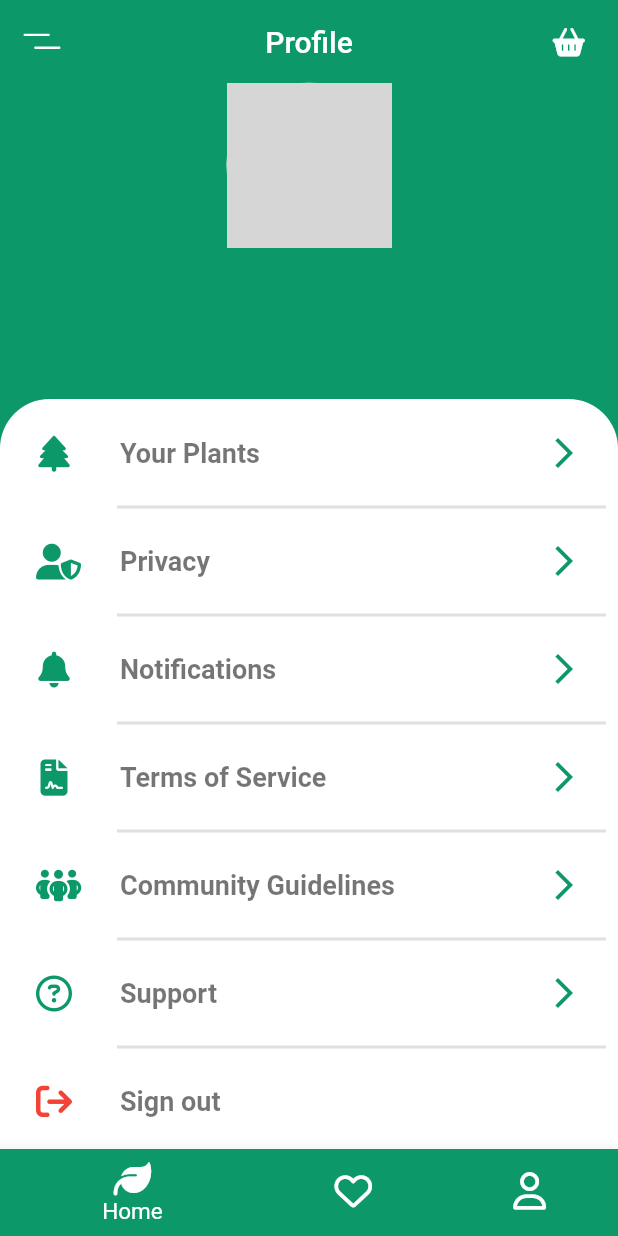
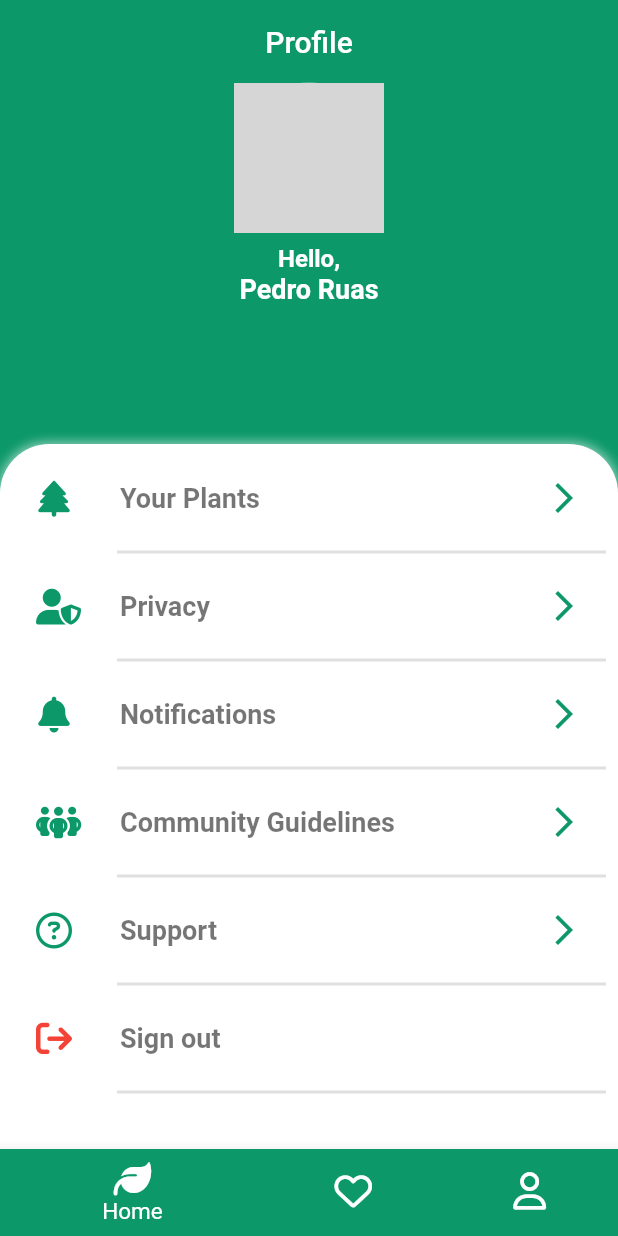
Before and after one commit to pedrooruass/ST_plant_shop, a Flutter app: the screen it shows after launch, swiped to page 3, on a phone screen of 412 x 824 dp. Run offline on Flutter 3.47's test engine with Material 2 defaults, Android fonts, the phone set to English and light mode, and no system bars; our stand-ins replace flutter_svg, font_awesome_flutter; grey boxes are pictures that could not be loaded.

Commit message:
AppBar + Profile + Grid Favorite Card

```diff
--- a/lib/app/pages/components/universal_app_bar.dart
+++ b/lib/app/pages/components/universal_app_bar.dart
@@ -4,14 +4,16 @@ import 'package:font_awesome_flutter/font_awesome_flutter.dart';
 import 'package:training_app_clean/app/core/constants.dart';
 
 class UniversalAppBar extends StatelessWidget implements PreferredSizeWidget {
-  const UniversalAppBar({
+  UniversalAppBar({
     Key? key,
     this.title,
     required this.backgroundColor,
+    this.haveIcons = true,
   }) : super(key: key);
 
   final dynamic title;
   final Color backgroundColor;
+  bool haveIcons;
   @override
   Size get preferredSize => const Size.fromHeight(55.0);
 
@@ -30,24 +32,32 @@ class UniversalAppBar extends StatelessWidget implements PreferredSizeWidget {
               ),
             )
           : null,
-      leading: Builder(
+      leading: haveIcons
+          ? Builder(
               builder: (BuildContext context) {
                 return IconButton(
                   icon: SvgPicture.asset('assets/icons/menu.svg'),
                   onPressed: () => Scaffold.of(context).openDrawer(),
-            tooltip: MaterialLocalizations.of(context).openAppDrawerTooltip,
+                  tooltip:
+                      MaterialLocalizations.of(context).openAppDrawerTooltip,
                 );
               },
-      ),
-      actions: [
+            )
+          : null,
+      actions: haveIcons
+          ? [
               Padding(
                 padding: const EdgeInsets.only(right: defaultPadding / 2),
                 child: IconButton(
-            icon: const Icon(FontAwesomeIcons.basketShopping, size: 19,),
+                  icon: const Icon(
+                    FontAwesomeIcons.basketShopping,
+                    size: 19,
+                  ),
                   onPressed: () {},
                 ),
               ),
-      ],
+            ]
+          : null,
     );
   }
 }
--- a/lib/app/pages/page_changer.dart
+++ b/lib/app/pages/page_changer.dart
@@ -1,7 +1,7 @@
 import 'package:flutter/material.dart';
 import 'package:font_awesome_flutter/font_awesome_flutter.dart';
 import 'package:training_app_clean/app/core/constants.dart';
-import 'package:training_app_clean/app/pages/favorite/favorite_page.dart';
+import 'package:training_app_clean/app/pages/favorite/favorites_page.dart';
 import 'package:training_app_clean/app/pages/profile/profile_page.dart';
 import 'package:training_app_clean/app/pages/the_home_page/the_home_page.dart';
 
@@ -28,7 +28,7 @@ class _PageChangerState extends State<PageChanger> {
         physics: const NeverScrollableScrollPhysics(),
         children: const [
           TheHomePage(),
-          LikedPage(),
+          FavoritesPage(),
           ProfilePage(),
         ],
       ),
--- a/lib/app/pages/profile/components/circular_profile_photo.dart
+++ b/lib/app/pages/profile/components/circular_profile_photo.dart
@@ -18,7 +18,7 @@ class CircularProfilePhoto extends StatelessWidget {
           CircleAvatar(
             backgroundColor: Colors.white,
             backgroundImage: AssetImage(image),
-            radius: 55,
+            radius: 50,
           ),
           Container(
             height: 40,
--- a/lib/app/pages/profile/components/profile_body.dart
+++ b/lib/app/pages/profile/components/profile_body.dart
@@ -1,7 +1,6 @@
 import 'package:flutter/material.dart';
-import 'package:font_awesome_flutter/font_awesome_flutter.dart';
 import 'package:training_app_clean/app/pages/profile/components/circular_profile_photo.dart';
-import 'package:training_app_clean/app/pages/profile/components/tile_profile_screens.dart';
+import 'package:training_app_clean/app/pages/profile/components/white_background_with_list_tile.dart';
 
 class ProfileBody extends StatelessWidget {
   const ProfileBody({Key? key}) : super(key: key);
@@ -13,53 +12,31 @@ class ProfileBody extends StatelessWidget {
         const CircularProfilePhoto(
           image: 'assets/images/plant_logo.png',
         ),
-        const Spacer(),
         Container(
-          height: 500,
-          width: double.infinity,
-          alignment: Alignment.bottomCenter,
-          padding: const EdgeInsets.only(top: 8, left: 8, right: 8, bottom: 16),
-          decoration: const BoxDecoration(
-            color: Colors.white,
-            borderRadius: BorderRadius.only(
-              topLeft: Radius.circular(33),
-              topRight: Radius.circular(33),
-            ),
-          ),
-          child: ListView(
-            children: [
-              TileProfileScreens(
-                title: 'Your Plants',
-                icon: FontAwesomeIcons.tree,
+          margin: EdgeInsets.symmetric(vertical: 8),
+          child: Column(
+            children: const [
+              Text(
+                'Hello,',
+                style: TextStyle(
+                  fontSize: 16,
+                  color: Colors.white,
+                  fontWeight: FontWeight.bold,
+                ),
               ),
-              TileProfileScreens(
-                title: 'Privacy',
-                icon: FontAwesomeIcons.userShield,
-              ),
-              TileProfileScreens(
-                title: 'Notifications',
-                icon: FontAwesomeIcons.solidBell,
-              ),
-              TileProfileScreens(
-                title: 'Terms of Service',
-                icon: FontAwesomeIcons.fileContract,
-              ),
-              TileProfileScreens(
-                  title: 'Community Guidelines',
-                  icon: FontAwesomeIcons.peopleGroup),
-              TileProfileScreens(
-                  title: 'Support', icon: FontAwesomeIcons.circleQuestion),
-              TileProfileScreens(
-                title: 'Sign out',
-                icon: FontAwesomeIcons.arrowRightFromBracket,
-                isSignOut: true,
-              ),
-              const SizedBox(
-                height: 5,
+              Text(
+                'Pedro Ruas',
+                style: TextStyle(
+                  fontSize: 18,
+                  color: Colors.white,
+                  fontWeight: FontWeight.bold,
+                ),
               ),
             ],
           ),
         ),
+        const Spacer(),
+        const WhiteBackgroundWithListTile(),
       ],
     );
   }
--- /dev/null
+++ b/lib/app/pages/profile/components/white_background_with_list_tile.dart
@@ -0,0 +1,62 @@
+import 'package:flutter/material.dart';
+import 'package:font_awesome_flutter/font_awesome_flutter.dart';
+import 'package:training_app_clean/app/core/constants.dart';
+import 'package:training_app_clean/app/pages/profile/components/tile_profile_screens.dart';
+
+class WhiteBackgroundWithListTile extends StatelessWidget {
+  const WhiteBackgroundWithListTile({
+    Key? key,
+  }) : super(key: key);
+
+  @override
+  Widget build(BuildContext context) {
+    return Container(
+      height: 470,
+      width: double.infinity,
+      alignment: Alignment.bottomCenter,
+      padding: const EdgeInsets.only(top: 8, left: 8, right: 8, bottom: 16),
+      decoration: const BoxDecoration(
+          color: Colors.white,
+          borderRadius: BorderRadius.only(
+            topLeft: Radius.circular(33),
+            topRight: Radius.circular(33),
+          ),
+          boxShadow: [
+            BoxShadow(
+              color: Colors.white54,
+              blurRadius: 5,
+              spreadRadius: 1,
+            ),
+          ]),
+      child: ListView(
+        children: [
+          TileProfileScreens(
+            title: 'Your Plants',
+            icon: FontAwesomeIcons.tree,
+          ),
+          TileProfileScreens(
+            title: 'Privacy',
+            icon: FontAwesomeIcons.userShield,
+          ),
+          TileProfileScreens(
+            title: 'Notifications',
+            icon: FontAwesomeIcons.solidBell,
+          ),
+          TileProfileScreens(
+              title: 'Community Guidelines',
+              icon: FontAwesomeIcons.peopleGroup),
+          TileProfileScreens(
+              title: 'Support', icon: FontAwesomeIcons.circleQuestion),
+          TileProfileScreens(
+            title: 'Sign out',
+            icon: FontAwesomeIcons.arrowRightFromBracket,
+            isSignOut: true,
+          ),
+          const SizedBox(
+            height: 5,
+          ),
+        ],
+      ),
+    );
+  }
+}
--- a/lib/app/pages/profile/profile_page.dart
+++ b/lib/app/pages/profile/profile_page.dart
@@ -8,13 +8,14 @@ class ProfilePage extends StatelessWidget {
 
   @override
   Widget build(BuildContext context) {
-    return const Scaffold(
+    return Scaffold(
       backgroundColor: primaryColor,
       appBar: UniversalAppBar(
         backgroundColor: primaryColor,
         title: 'Profile',
+        haveIcons: false,
       ),
-      body: ProfileBody(),
+      body: const ProfileBody(),
     );
   }
 }
--- a/lib/app/pages/the_home_page/the_home_page.dart
+++ b/lib/app/pages/the_home_page/the_home_page.dart
@@ -9,12 +9,12 @@ class TheHomePage extends StatelessWidget {
 
   @override
   Widget build(BuildContext context) {
-    return const Scaffold(
+    return Scaffold(
       appBar: UniversalAppBar(
         backgroundColor: primaryColor,
       ),
-      body: Body(),
-      drawer: UniversalDrawer(
+      body: const Body(),
+      drawer: const UniversalDrawer(
         drawerBackgroundColor: drawerColor1,
       ),
     );
```
Also changed, not shown: lib/app/pages/favorite/components/favorite_grid_card.dart (added, +101 -0 lines), lib/app/pages/favorite/components/favorites_body.dart (renamed from lib/app/pages/favorite/components/favorite_body.dart, +10 -18 lines), lib/app/pages/favorite/favorites_page.dart (renamed from lib/app/pages/favorite/favorite_page.dart, +6 -6 lines), lib/app/pages/the_home_page/components/custom_bottom_nav_bar.dart (deleted, +0 -70 lines). Lines whose indentation alone changed are shown as unchanged.
